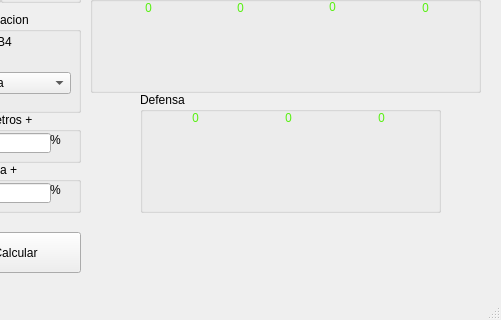
Before: the Qt Designer form analisis.ui in IsaR0d/CTDTAnalizer, drawn with Qt 5; both pictures show x 310 to 811 and y 298 to 618 of the 811 by 618 pixel window.
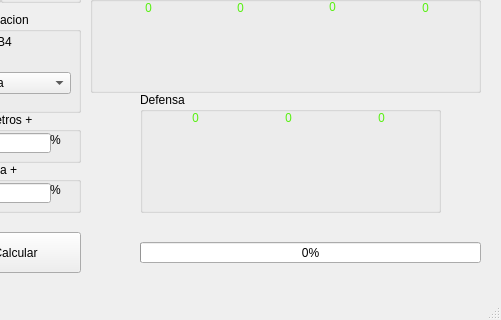
After: the same form once the commit is applied. Icons and pictures are not drawn.

Commit message: progreso en ui agregado

Patch:
```diff
--- a/analisis.ui
+++ b/analisis.ui
@@ -1948,6 +1948,19 @@
      </property>
     </widget>
    </widget>
+   <widget class="QProgressBar" name="progressBar">
+    <property name="geometry">
+     <rect>
+      <x>450</x>
+      <y>540</y>
+      <width>341</width>
+      <height>21</height>
+     </rect>
+    </property>
+    <property name="value">
+     <number>0</number>
+    </property>
+   </widget>
   </widget>
   <widget class="QMenuBar" name="menubar">
    <property name="geometry">
```
Left out of the diff: 5 changed lines with no effect on the pictures.
